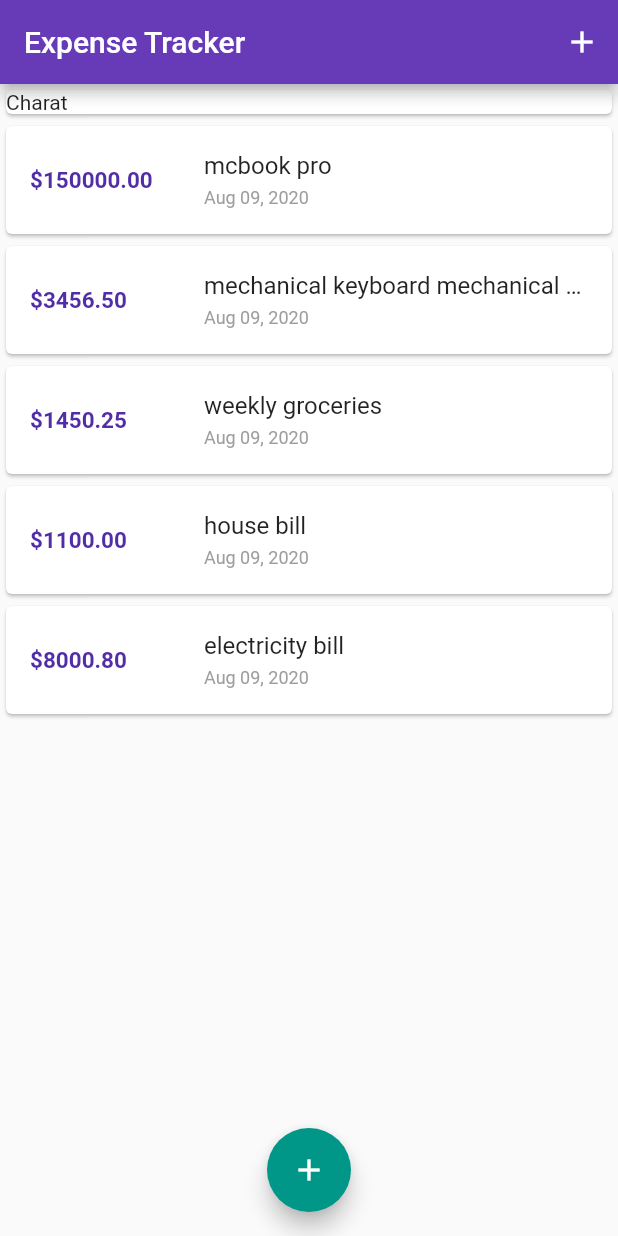
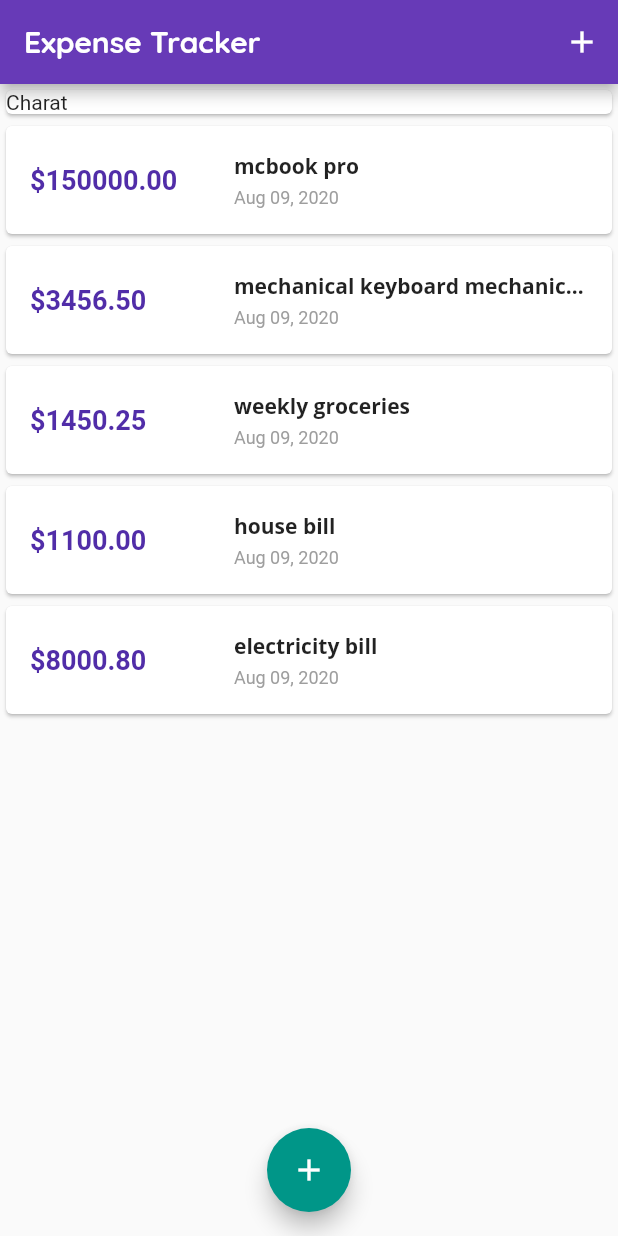
Before and after one commit to perezjoyce/expense-tracker, a Flutter app: the screen it shows after launch, on a phone screen of 412 x 824 dp. Run offline on Flutter 3.47's test engine with Material 2 defaults, Android fonts, the phone set to English and light mode, and no system bars.

Commit message:
text themes

```diff
--- a/lib/main.dart
+++ b/lib/main.dart
@@ -14,10 +14,27 @@ class MyApp extends StatelessWidget {
     return MaterialApp(
       title: 'Expense Tracker',
       theme: ThemeData(
-        primarySwatch: Colors.deepPurple,
-        accentColor: Colors.teal,
-        visualDensity: VisualDensity.adaptivePlatformDensity,
-      ),
+          primarySwatch: Colors.deepPurple,
+          accentColor: Colors.teal,
+          visualDensity: VisualDensity.adaptivePlatformDensity,
+          fontFamily: 'OpenSans',
+          textTheme: ThemeData.light().textTheme.copyWith(
+                title: TextStyle(
+                  fontFamily: 'OpenSans',
+                  fontSize: 14,
+                  fontWeight: FontWeight.bold,
+                ),
+              ),
+          appBarTheme: AppBarTheme(
+            textTheme: ThemeData.light().textTheme.copyWith(
+                  // ignore: deprecated_member_use
+                  title: TextStyle(
+                    fontFamily: 'Quicksand',
+                    fontSize: 20,
+                    fontWeight: FontWeight.bold,
+                  ),
+                ),
+          )),
       home: MyHomePage(),
     );
   }
@@ -93,7 +110,12 @@ class _MyHomePageState extends State<MyHomePage> {
   Widget build(BuildContext context) {
     return Scaffold(
       appBar: AppBar(
-        title: Text('Expense Tracker'),
+        title: Text(
+          'Expense Tracker',
+          // style: TextStyle(
+          //   fontFamily: 'Quicksand',
+          // ),
+        ),
         actions: <Widget>[
           IconButton(
             icon: Icon(Icons.add),
--- a/lib/widgets/transaction_list.dart
+++ b/lib/widgets/transaction_list.dart
@@ -11,7 +11,7 @@ class TransactionList extends StatelessWidget {
   @override
   Widget build(BuildContext context) {
     return Container(
-      height: 400, //Parent sets the height of list view
+      height: 500, //Parent sets the height of list view
       child: ListView.builder(
         itemBuilder: (ctx, index) {
           return Card(
@@ -19,9 +19,11 @@ class TransactionList extends StatelessWidget {
               title: Text(
                 transactions[index].title,
                 overflow: TextOverflow.ellipsis,
-                style: TextStyle(
-                  color: Colors.black87,
-                ),
+                // ignore: deprecated_member_use
+                style: Theme.of(context).textTheme.title,
+                // style: TextStyle(
+                //   color: Colors.black87,
+                // ),
               ),
               subtitle: Text(
                 DateFormat('MMM dd, yyyy').format(transactions[index].date),
@@ -32,16 +34,16 @@ class TransactionList extends StatelessWidget {
               ),
               leading: Container(
                 padding: EdgeInsets.symmetric(
-                  vertical: 15,
+                  vertical: 10,
                 ),
-                width: 100,
+                width: 120,
                 child: Text(
                   '\$${transactions[index].amount.toStringAsFixed(2)}',
                   overflow: TextOverflow.ellipsis,
                   style: TextStyle(
                     fontWeight: FontWeight.bold,
                     color: Theme.of(context).primaryColorDark,
-                    fontSize: 15,
+                    fontSize: 18,
                   ),
                 ),
               ),
```
Also changed, not shown: pubspec.yaml (+13 -1 lines), assets/fonts/OpenSans-Bold.ttf (added), assets/fonts/OpenSans-Regular.ttf (added), assets/fonts/Quicksand-Bold.ttf (added), assets/fonts/Quicksand-Light.ttf (added), assets/fonts/Quicksand-Medium.ttf (added), assets/fonts/Quicksand-Regular.ttf (added), lib/test.dart (deleted).
